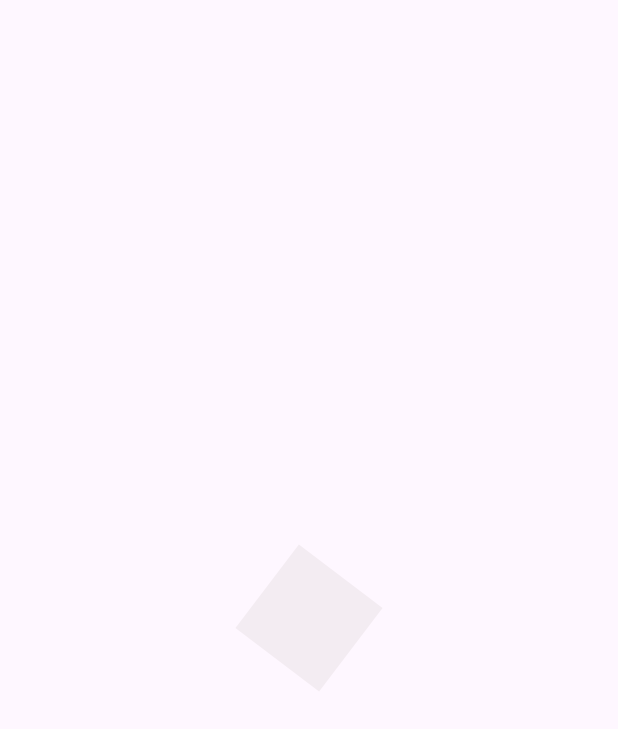
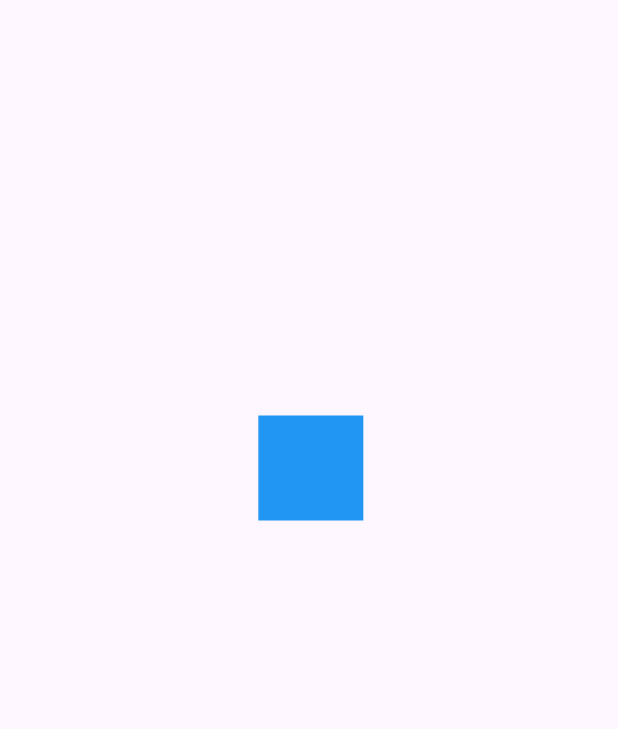
Before and after one commit to talberenstein/Flutter-Animations-in-home, a Flutter app: the screen it shows after launch, on a phone screen of 412 x 824 dp. Shown: the top 729 px of the screen. Run offline on Flutter 3.47's test engine with Material 3 defaults, Android fonts, the phone set to English and light mode, and no system bars.

Commit message:
Chapter 2

```diff
--- a/lib/main.dart
+++ b/lib/main.dart
@@ -1,6 +1,7 @@
 import 'package:flutter/material.dart';
-import 'package:flutter_application_1/sources/pages/animations_page.dart';
-import 'package:flutter_application_1/sources/widgets/headers.dart';
+import 'package:flutter_application_1/sources/challenges/animated_square_page.dart';
+// import 'package:flutter_application_1/sources/pages/animations_page.dart';
+// import 'package:flutter_application_1/sources/widgets/headers.dart';
 
 void main() {
   runApp(const MyApp());
@@ -16,7 +17,7 @@ class MyApp extends StatelessWidget {
       debugShowCheckedModeBanner: false,
       title: 'Disenios App',
       // home: HeaderCurvo(),
-      home: AnimationsPage(),
+      home: AnimatedSquarePage(),
 
     );
   }
--- /dev/null
+++ b/lib/sources/challenges/animated_square_page.dart
@@ -0,0 +1,87 @@
+import 'package:flutter/material.dart';
+
+class AnimatedSquarePage extends StatelessWidget {
+  @override
+  Widget build(BuildContext context) {
+    return Scaffold(
+      body: Center(
+        child: AnimatedSquare(),
+      ),
+    );
+  }
+}
+
+class AnimatedSquare extends StatefulWidget {
+  const AnimatedSquare({
+    super.key,
+  });
+
+  @override
+  State<AnimatedSquare> createState() => _AnimatedSquareState();
+}
+
+class _AnimatedSquareState extends State<AnimatedSquare>
+    with TickerProviderStateMixin {
+  late AnimationController controller;
+  late Animation<double> moveRight;
+  late Animation<double> moveUp;
+  late Animation<double> moveLeft;
+  late Animation<double> moveDown;
+
+  @override
+  void initState() {
+    controller = new AnimationController(
+        vsync: this, duration: Duration(milliseconds: 4500));
+
+    moveRight = Tween(begin: 0.0, end: 100.0).animate(CurvedAnimation(
+        parent: controller, curve: Interval(0, 0.25, curve: Curves.bounceOut)));
+
+    moveUp = Tween(begin: 0.0, end: -100.0).animate(CurvedAnimation(
+        parent: controller,
+        curve: Interval(0.25, 0.50, curve: Curves.bounceOut)));
+
+    moveLeft = Tween(begin: 0.0, end: -100.0).animate(CurvedAnimation(
+        parent: controller,
+        curve: Interval(0.50, 0.75, curve: Curves.bounceOut)));
+
+    moveDown = Tween(begin: 0.0, end: 100.0).animate(CurvedAnimation(
+        parent: controller,
+        curve: Interval(0.75, 1.0, curve: Curves.bounceOut)));
+
+
+    super.initState();
+  }
+
+  @override
+  void dispose() {
+    // TODO: implement dispose
+    controller.dispose();
+    super.dispose();
+  }
+
+  @override
+  Widget build(BuildContext context) {
+    controller.repeat();
+    return AnimatedBuilder(
+      animation: controller,
+      child: _Rectangulo(),
+      builder: (BuildContext context, Widget? child) {
+        return Transform.translate(
+          offset: Offset(moveRight.value + moveLeft.value, moveDown.value + moveUp.value),
+          child: child,
+        );
+      },
+    );
+  }
+}
+
+class _Rectangulo extends StatelessWidget {
+  @override
+  Widget build(BuildContext context) {
+    return Container(
+      width: 70,
+      height: 70,
+      decoration: BoxDecoration(color: Colors.blue),
+    );
+  }
+}
--- a/lib/sources/widgets/headers.dart
+++ b/lib/sources/widgets/headers.dart
@@ -4,7 +4,7 @@ class HeaderCuadrado extends StatelessWidget {
   @override
   Widget build(BuildContext context) {
     return Container(
-      height: 300,
+      height: 100,
       color: Color(0xff665646),
     );
   }
```
Also changed, not shown: lib/sources/pages/animations_page.dart (+31 -6 lines).
